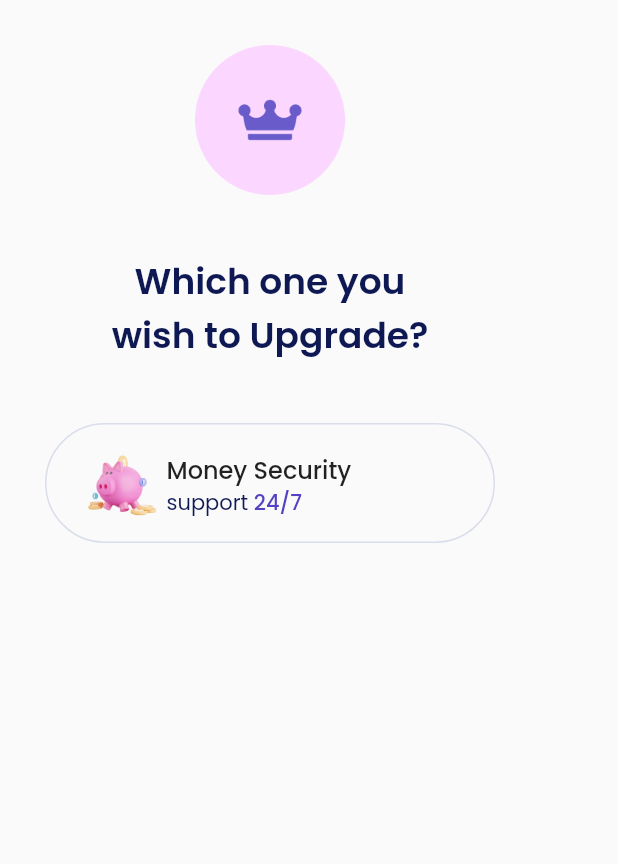
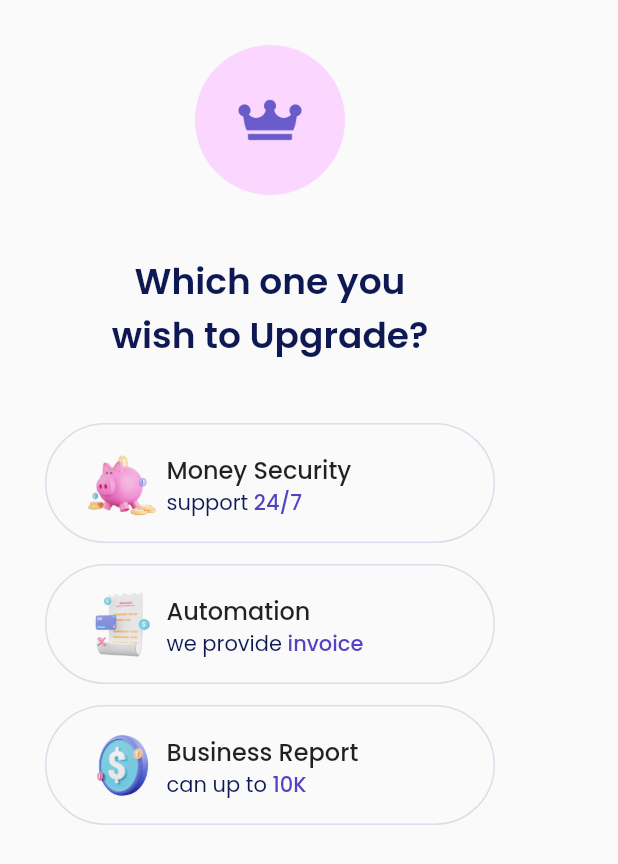
Before and after one commit to farisqadr/sevendays, a Flutter app: the screen it shows after launch, on a phone screen of 412 x 824 dp. Shown: the top 864 px of the screen. Run offline on Flutter 3.47's test engine with Material 2 defaults, Android fonts, the phone set to English and light mode, and no system bars; our stand-ins replace google_fonts.

```diff
--- a/lib/pages/feature.dart
+++ b/lib/pages/feature.dart
@@ -2,7 +2,13 @@ import 'package:flutter/material.dart';
 import 'package:google_fonts/google_fonts.dart';
 import 'package:sevendays/widget/theme.dart';
 
-class FeatureLight extends StatelessWidget {
+class FeatureLight extends StatefulWidget {
+  @override
+  State<FeatureLight> createState() => _FeatureLightState();
+}
+
+class _FeatureLightState extends State<FeatureLight> {
+  int selectedIndex = -1;
   @override
   Widget build(BuildContext context) {
     Widget header() {
@@ -27,19 +33,34 @@ class FeatureLight extends StatelessWidget {
       );
     }
 
-    Widget option() {
-      return Container(
+    Widget option(
+      int index,
+      String imageUrl,
+      String title,
+      String description,
+      String subdescription,
+    ) {
+      return GestureDetector(
+        onTap: () {
+          setState(() {
+            selectedIndex = index;
+          });
+        },
+        child: Container(
           width: 300,
           height: 80,
           decoration: BoxDecoration(
               borderRadius: BorderRadius.circular(60),
-            border: Border.all(color: Color(0xffD9DEEA))),
+              border: Border.all(
+                  color: selectedIndex == index
+                      ? Color(0xff6050E7)
+                      : Color(0xffD9DEEA))),
           child: Padding(
             padding: const EdgeInsets.only(left: 25, top: 15, bottom: 15),
             child: Row(
               children: [
                 Image.asset(
-                'assets/pig.png',
+                  imageUrl,
                   width: 50,
                 ),
                 SizedBox(width: 5),
@@ -48,18 +69,18 @@ class FeatureLight extends StatelessWidget {
                   children: [
                     Padding(
                       padding: const EdgeInsets.only(top: 3),
-                    child: Text('Money Security',
+                      child: Text(title,
                           style: GoogleFonts.poppins(
                               fontSize: 16, fontWeight: FontWeight.w500)),
                     ),
                     Row(
                       children: [
                         Text(
-                        'support ',
+                          description,
                           style: lightTextStyle,
                         ),
                         Text(
-                        '24/7',
+                          subdescription,
                           style: GoogleFonts.poppins(
                             fontSize: 14,
                             color: Color(0xff5343C2),
@@ -67,10 +88,20 @@ class FeatureLight extends StatelessWidget {
                           ),
                         )
                       ],
+                    ),
+                  ],
+                ),
+                SizedBox(
+                  width: 30,
+                ),
+                selectedIndex == index
+                    ? Image.asset(
+                        'assets/icon_check_purple.png',
+                        width: 25,
                       )
+                    : SizedBox()
               ],
-              )
-            ],
+            ),
           ),
         ),
       );
@@ -83,7 +114,20 @@ class FeatureLight extends StatelessWidget {
         left: 30,
       ),
       child: Column(
-        children: [header(), option()],
+        children: [
+          header(),
+          option(0, 'assets/pig.png', 'Money Security', 'support ', '24/7'),
+          SizedBox(
+            height: 14,
+          ),
+          option(1, 'assets/small_doc.png', 'Automation', 'we provide ',
+              'invoice'),
+          SizedBox(
+            height: 14,
+          ),
+          option(
+              2, 'assets/dollar.png', 'Business Report', 'can up to ', '10K'),
+        ],
       ),
     ));
   }
```
Also changed, not shown: assets/icon_check_purple.png (added). Lines whose indentation alone changed are shown as unchanged.
